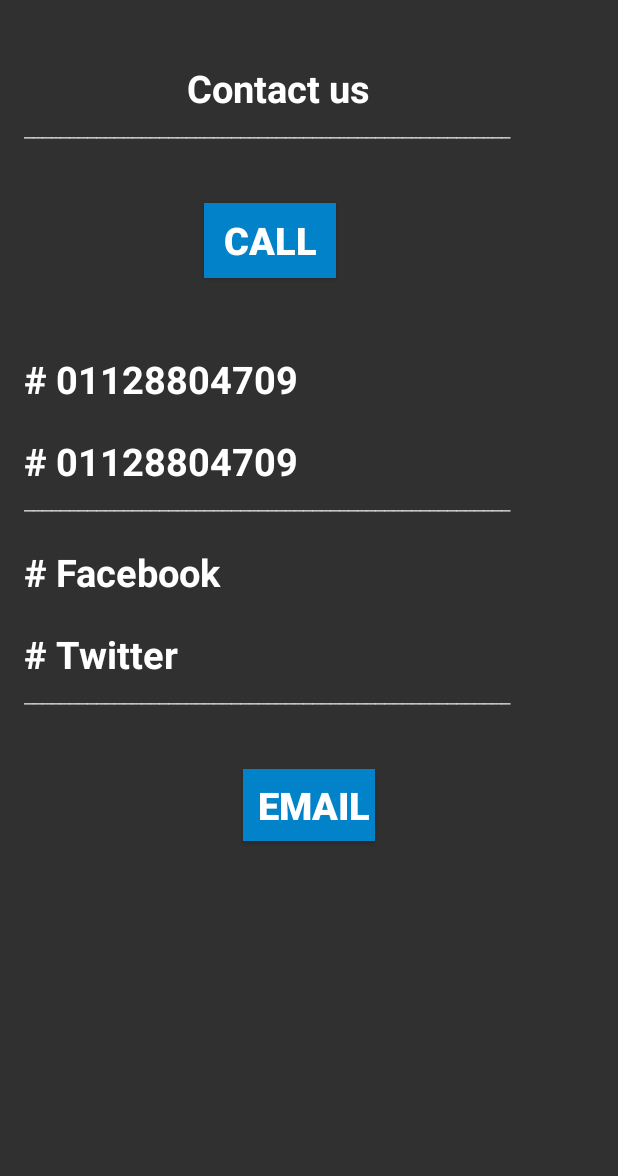
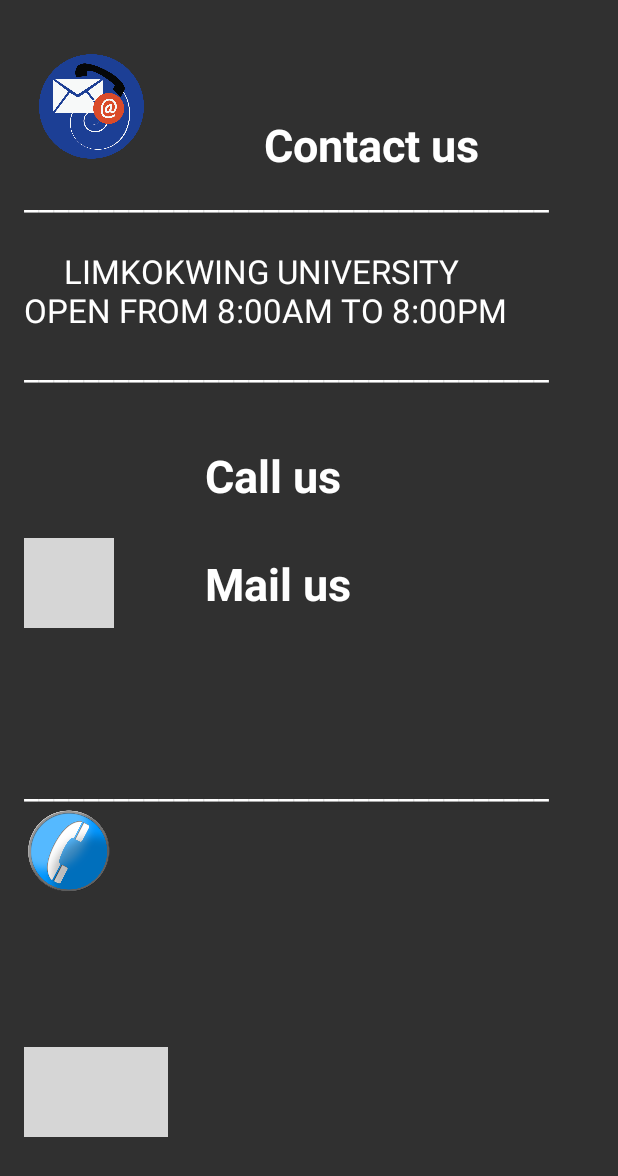
Before and after one commit to shzuhayr/FABE2, an Android app: the Contact_us screen opened directly, with no data from a screen before it, on a phone screen of 412 x 824 dp. Shown: the top 1176 px of the screen. Run offline under Robolectric (Android 15) with nearby library versions, the phone set to English and light mode, and no system bars; grey boxes are pictures that could not be loaded.

Commit message:
last update habibi

```diff
--- a/app/src/main/AndroidManifest.xml
+++ b/app/src/main/AndroidManifest.xml
@@ -23,6 +23,7 @@
         <activity android:name=".Timetable" />
         <activity android:name=".Contact_us" />
         <activity android:name=".sendingemail" />
+        <activity android:name=".About" />
         <activity android:name=".gallary"></activity>
 
     </application>
--- /dev/null
+++ b/app/src/main/java/com/mohammedalsamawi/fabe/About.java
@@ -0,0 +1,16 @@
+package com.mohammedalsamawi.fabe;
+
+import android.os.Bundle;
+import android.support.v7.app.AppCompatActivity;
+
+/**
+ * Created by mohammedalsamawi on 9/5/2016.
+ */
+public class About extends AppCompatActivity {
+
+    @Override
+    protected void onCreate(Bundle savedInstanceState) {
+        super.onCreate(savedInstanceState);
+        setContentView(R.layout.about);
+    }
+}
--- a/app/src/main/java/com/mohammedalsamawi/fabe/Contact_us.java
+++ b/app/src/main/java/com/mohammedalsamawi/fabe/Contact_us.java
@@ -18,13 +18,13 @@ public class Contact_us extends AppCompatActivity {
 
 
 
-    Button call;
+    TextView call;
     @Override
     protected void onCreate(Bundle savedInstanceState) {
         super.onCreate(savedInstanceState);
         setContentView(R.layout.activity_contact_us);
 
-        call = (Button) findViewById(R.id.Callid);
+        call = (TextView) findViewById(R.id.Callid);
 
         call.setOnClickListener(new View.OnClickListener() {
 
--- a/app/src/main/java/com/mohammedalsamawi/fabe/Hhome.java
+++ b/app/src/main/java/com/mohammedalsamawi/fabe/Hhome.java
@@ -23,7 +23,7 @@ public class Hhome extends AppCompatActivity {
     }
 
     public void Timetablepage(View view) {
-        ImageView lectButton = (ImageView) findViewById(R.id.timetableid);
+      //  ImageView lectButton = (ImageView) findViewById(R.id.timetableid);
         Intent timeIntent = new Intent(Hhome.this, Timetable.class);
         startActivity(timeIntent);
     }
@@ -38,4 +38,10 @@ public class Hhome extends AppCompatActivity {
         Intent gallIntent = new Intent(Hhome.this, gallary.class);
         startActivity(gallIntent);
     }
+    public void Aboutpage(View view){
+        ImageView Aboutbut = (ImageView)findViewById(R.id.aboutbutton);
+        Intent aboutint = new Intent(Hhome.this, About.class);
+        startActivity(aboutint);
+
+    }
 }
--- /dev/null
+++ b/app/src/main/res/layout/about.xml
@@ -0,0 +1,56 @@
+<?xml version="1.0" encoding="utf-8"?>
+<LinearLayout xmlns:android="http://schemas.android.com/apk/res/android"
+    android:orientation="vertical" android:layout_width="match_parent"
+    android:layout_height="match_parent">
+
+
+    <TextView
+        android:layout_width="wrap_content"
+        android:layout_height="wrap_content"
+        android:textAppearance="?android:attr/textAppearanceLarge"
+        android:text="About"
+        android:id="@+id/textView4"
+        android:layout_gravity="center_horizontal"
+        android:textStyle="bold"
+        android:textSize="30dp"
+        android:layout_marginTop="10dp"
+        android:textColor="#A9A9A9"
+        android:textIsSelectable="false" />
+
+    <TextView
+        android:layout_width="wrap_content"
+        android:layout_height="wrap_content"
+        android:textAppearance="?android:attr/textAppearanceLarge"
+        android:text="______________________________________"
+        android:id="@+id/textView5"
+        android:layout_gravity="center_horizontal"
+        android:layout_marginTop="-10dp" />
+
+    <ImageView
+        android:layout_width="match_parent"
+        android:layout_height="wrap_content"
+        android:id="@+id/imageView6"
+        android:layout_gravity="center_horizontal"
+        android:src="@drawable/about"
+        android:layout_marginBottom="235dp" />
+
+    <TextView
+        android:layout_width="wrap_content"
+        android:layout_height="wrap_content"
+        android:textAppearance="?android:attr/textAppearanceLarge"
+        android:text=" Limkokwing University is an international
+ University with a global presence across 3
+ continents. With over 30,000 students
+ coming from more than 165 countries,
+ studying in its 13 campuses in Africa,
+ China, Indonesia, Malaysia, United Kingdom,
+ Yemen and others. The university has
+ established worldwide recognition through
+ its innovative brand of creative education
+ merging the best of east and west education."
+        android:id="@+id/textView7"
+        android:layout_gravity="center_horizontal"
+        android:layout_marginTop="-235dp"
+        android:textSize="18dp"
+        android:textStyle="italic" />
+</LinearLayout>
--- a/app/src/main/res/layout/activity_contact_us.xml
+++ b/app/src/main/res/layout/activity_contact_us.xml
@@ -1,5 +1,5 @@
 <?xml version="1.0" encoding="utf-8"?>
-<LinearLayout xmlns:android="http://schemas.android.com/apk/res/android"
+<GridLayout xmlns:android="http://schemas.android.com/apk/res/android"
     xmlns:tools="http://schemas.android.com/tools"
     android:layout_width="match_parent"
     android:layout_height="match_parent"
@@ -8,113 +8,134 @@
     android:paddingRight="@dimen/activity_horizontal_margin"
     android:paddingTop="@dimen/activity_vertical_margin"
     tools:context="com.mohammedalsamawi.fabe.Contact_us"
-    android:columnCount="6"
-    android:rowCount="46"
-    android:orientation="vertical">
+    android:columnCount="10"
+    android:rowCount="20">
+
+
+    <ImageView
+        android:layout_width="70dp"
+        android:layout_height="70dp"
+        android:id="@+id/imageView2"
+        android:layout_row="0"
+        android:layout_column="0"
+        android:src="@drawable/phone"
+        android:layout_marginTop="20dp"
+        android:layout_marginLeft="10dp" />
+
+    <TextView
+        android:layout_width="wrap_content"
+        android:layout_height="wrap_content"
+        android:textAppearance="?android:attr/textAppearanceLarge"
+        android:text="Contact us "
+        android:id="@+id/textView"
+        android:layout_row="0"
+        android:layout_column="1"
+        android:textStyle="bold"
+        android:textSize="30dp"
+        android:layout_marginLeft="-220dp"
+        android:layout_marginTop="60dp" />
+
+    <TextView
+        android:layout_width="wrap_content"
+        android:layout_height="wrap_content"
+        android:textAppearance="?android:attr/textAppearanceLarge"
+        android:text="___________________________________"
+        android:id="@+id/LIMKTXT"
+        android:layout_row="3"
+        android:layout_column="0" />
+
+    <TextView
+        android:layout_width="wrap_content"
+        android:layout_height="wrap_content"
+        android:textAppearance="?android:attr/textAppearanceLarge"
+        android:text="     LIMKOKWING UNIVERSITY
+
+    OPEN FROM 8:00AM TO 8:00PM"
+        android:id="@+id/textView2"
+        android:layout_row="10"
+        android:layout_column="0"
+        android:layout_marginTop="20dp" />
+
+    <TextView
+        android:layout_width="wrap_content"
+        android:layout_height="wrap_content"
+        android:textAppearance="?android:attr/textAppearanceLarge"
+        android:text="___________________________________"
+        android:id="@+id/textView3"
+        android:layout_row="14"
+        android:layout_column="0"
+        android:layout_marginBottom="300dp" />
+
+    <TextView
+        android:layout_width="wrap_content"
+        android:layout_height="wrap_content"
+        android:textAppearance="?android:attr/textAppearanceLarge"
+        android:text="Call us"
+        android:id="@+id/Callid"
+        android:onClick="onClick"
+        android:layout_row="14"
+        android:layout_column="9"
+        android:layout_marginTop="75dp"
+        android:layout_marginRight="260dp"
+        android:layout_marginLeft="-190dp"
+        android:textSize="30dp"
+        android:textStyle="bold" />
+
+    <TextView
+        android:layout_width="wrap_content"
+        android:layout_height="wrap_content"
+        android:textAppearance="?android:attr/textAppearanceLarge"
+        android:text="___________________________________"
+        android:id="@+id/textView6"
+        android:layout_row="16"
+        android:layout_column="0"
+        android:layout_marginTop="-50dp" />
+
+    <ImageView
+        android:layout_width="60dp"
+        android:layout_height="60dp"
+        android:id="@+id/imageView7"
+        android:layout_row="17"
+        android:layout_column="0"
+        android:src="@drawable/maill"
+        android:layout_marginTop="-180dp"
+        android:layout_marginBottom="270dp" />
 
 
     <TextView
         android:layout_width="wrap_content"
         android:layout_height="wrap_content"
         android:textAppearance="?android:attr/textAppearanceLarge"
-        android:text="Contact us"
-        android:id="@+id/textView"
-        android:layout_row="6"
-        android:textStyle="bold"
-        android:layout_column="3"
-        android:textSize="25dp"
-        android:layout_gravity="center_horizontal"
-        android:layout_marginLeft="-20dp"
-        android:layout_marginTop="25dp" />
-
-    <TextView
-        android:layout_width="match_parent"
-        android:layout_height="wrap_content"
-        android:text="______________________________________________________"
-        />
-    <Button
-        android:layout_width="wrap_content"
-        android:layout_height="50dp"
-        android:text="Call"
-        android:textStyle="normal|bold"
-        android:id="@+id/Callid"
-        android:onClick="onClick"
-        android:background="#0282c8"
-        android:textColor="#fff"
-        android:textSize="25dp"
-        android:layout_alignParentTop="true"
-        android:layout_alignParentEnd="true"
-        android:layout_marginTop="40dp"
-        android:layout_row="27"
-        android:layout_column="1"
-        android:layout_marginLeft="120dp" />
-
-    <TextView
-        android:layout_width="wrap_content"
-        android:layout_height="wrap_content"
-        android:textAppearance="?android:attr/textAppearanceLarge"
-        android:text="# 01128804709"
-        android:textColor="#fff"
-        android:textStyle="bold"
-        android:textSize="25dp"
-        android:layout_marginTop="50dp" />
-
-    <TextView
-        android:layout_width="wrap_content"
-        android:layout_height="wrap_content"
-        android:textAppearance="?android:attr/textAppearanceLarge"
-        android:text="# 01128804709"
-        android:textSize="25dp"
-        android:textStyle="bold"
-        android:textColor="#fff"
-        android:id="@+id/nama"
-        android:layout_marginTop="20dp" />
-    <TextView
-        android:layout_width="match_parent"
-        android:layout_height="wrap_content"
-        android:text="______________________________________________________"
-        />
-    <TextView
-        android:layout_width="wrap_content"
-        android:layout_height="wrap_content"
-        android:textAppearance="?android:attr/textAppearanceLarge"
-        android:text="# Facebook"
-        android:textColor="#fff"
-        android:textStyle="bold"
-        android:textSize="25dp"
-        android:layout_marginTop="20dp"
-        android:id="@+id/finalQ" />
-
-    <TextView
-        android:layout_width="wrap_content"
-        android:layout_height="wrap_content"
-        android:textAppearance="?android:attr/textAppearanceLarge"
-        android:text="# Twitter"
-        android:textSize="25dp"
-        android:textStyle="bold"
-        android:textColor="#fff"
-        android:layout_marginTop="20dp" />
-    <TextView
-        android:layout_width="match_parent"
-        android:layout_height="wrap_content"
-        android:text="______________________________________________________"
-        />
-    <Button
-        android:layout_width="wrap_content"
-        android:layout_height="wrap_content"
-        android:text=" Email"
-        android:textStyle="normal|bold"
+        android:text="Mail us"
         android:id="@+id/sendbut"
-        android:background="#0282c8"
-        android:textColor="#fff"
         android:onClick="onClickSend"
-        android:textSize="25dp"
-        android:layout_alignParentBottom="true"
-        android:layout_toEndOf="@+id/imageView4"
-        android:layout_row="45"
-        android:layout_column="1"
-        android:layout_gravity="bottom|center_horizontal"
-        android:layout_marginTop="40dp" />
+        android:layout_row="17"
+        android:layout_column="9"
+        android:layout_marginLeft="-190dp"
+        android:layout_marginRight="260dp"
+        android:layout_marginTop="-170dp"
+        android:textSize="30dp"
+        android:textStyle="bold" />
 
 
-</LinearLayout>
+    <ImageView
+        android:layout_width="60dp"
+        android:layout_height="60dp"
+        android:id="@+id/imageView4"
+        android:layout_row="19"
+        android:src="@drawable/calll"
+        android:layout_column="0"
+        android:layout_marginTop="-410dp"
+        android:layout_marginBottom="210dp" />
+
+    <ImageView
+        android:layout_width="wrap_content"
+        android:layout_height="60dp"
+        android:src="@drawable/ft"
+        android:id="@+id/lastline"
+        android:layout_row="19"
+        android:layout_column="0"
+        android:layout_marginTop="-250dp" />
+
+
+</GridLayout>
--- a/app/src/main/res/layout/activity_hhome.xml
+++ b/app/src/main/res/layout/activity_hhome.xml
@@ -1,5 +1,5 @@
 <?xml version="1.0" encoding="utf-8"?>
-<GridLayout xmlns:android="http://schemas.android.com/apk/res/android"
+<RelativeLayout xmlns:android="http://schemas.android.com/apk/res/android"
     xmlns:tools="http://schemas.android.com/tools"
     android:layout_width="wrap_content"
     android:layout_height="match_parent"
@@ -12,7 +12,9 @@
     android:columnCount="2"
     android:rowCount="3"
     >
-
+<GridLayout
+    android:layout_width="match_parent"
+    android:layout_height="wrap_content">
     <ImageView
         android:layout_width="170dp"
         android:layout_height="150dp"
@@ -62,7 +64,7 @@
     <ImageView
         android:layout_width="170dp"
         android:layout_height="150dp"
-        android:id="@+id/imageView5"
+        android:id="@+id/aboutbutton"
         android:background="@drawable/aicon"
         android:layout_row="2"
         android:layout_column="1"
@@ -74,3 +76,4 @@
         android:layout_row="2"
         android:layout_column="0"></GridLayout>
 </GridLayout>
+</RelativeLayout>
--- a/app/src/main/res/layout/activity_timetable.xml
+++ b/app/src/main/res/layout/activity_timetable.xml
@@ -14,10 +14,8 @@
         <TextView
             android:padding="3dp"
             android:text=""
-
             android:layout_weight="1"
             android:layout_width="0dp"
-
             android:textColor="#fdd700" />
 
         <TextView
```
Also changed, not shown: app/src/main/res/drawable/calll.png (added), app/src/main/res/drawable/f.png (deleted), app/src/main/res/drawable/hci.png (deleted), app/src/main/res/drawable/phone.png (added), app/src/main/res/drawable/tw.png (deleted).
